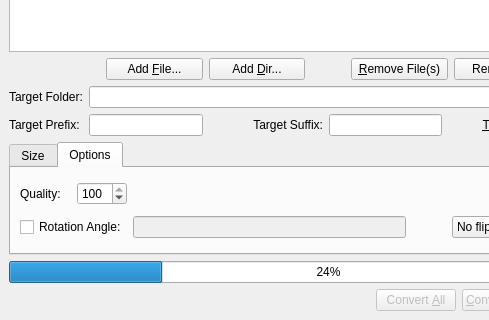
This is dialogs/convertdialog.ui in marek629/SIR as Qt 5 draws it before an edit; both pictures show x 0 to 489 and y 211 to 531 of the 657 by 531 pixel window. The edited form follows.
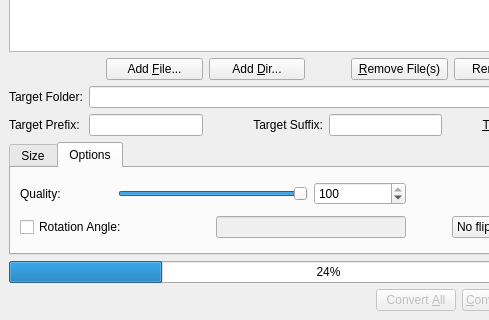
This is the edited form. The open tabs and pages were chosen to show the change. Icons and pictures are not drawn. Custom widgets are drawn as their Qt base class.

Commit message: quality slider added

Patch:
```diff
--- a/dialogs/convertdialog.ui
+++ b/dialogs/convertdialog.ui
@@ -441,27 +441,7 @@
           </property>
          </widget>
         </item>
-        <item row="0" column="1">
-         <widget class="QSpinBox" name="qualitySpinBox">
-          <property name="minimum">
-           <number>1</number>
-          </property>
-          <property name="maximum">
-           <number>100</number>
-          </property>
-          <property name="value">
-           <number>100</number>
-          </property>
-         </widget>
-        </item>
-        <item row="1" column="2">
-         <widget class="QLineEdit" name="rotateLineEdit">
-          <property name="enabled">
-           <bool>false</bool>
-          </property>
-         </widget>
-        </item>
-        <item row="1" column="4">
+        <item row="1" column="5">
          <widget class="QComboBox" name="flipComboBox">
           <item>
            <property name="text">
@@ -485,7 +465,7 @@
           </item>
          </widget>
         </item>
-        <item row="1" column="3">
+        <item row="1" column="4">
          <spacer name="horizontalSpacer_5">
           <property name="orientation">
            <enum>Qt::Horizontal</enum>
@@ -501,6 +481,42 @@
           </property>
          </spacer>
         </item>
+        <item row="1" column="2" colspan="2">
+         <widget class="QLineEdit" name="rotateLineEdit">
+          <property name="enabled">
+           <bool>false</bool>
+          </property>
+         </widget>
+        </item>
+        <item row="0" column="3">
+         <widget class="QSpinBox" name="qualitySpinBox">
+          <property name="minimum">
+           <number>1</number>
+          </property>
+          <property name="maximum">
+           <number>100</number>
+          </property>
+          <property name="value">
+           <number>100</number>
+          </property>
+         </widget>
+        </item>
+        <item row="0" column="1" colspan="2">
+         <widget class="QSlider" name="qualitySlider">
+          <property name="minimum">
+           <number>1</number>
+          </property>
+          <property name="maximum">
+           <number>100</number>
+          </property>
+          <property name="value">
+           <number>100</number>
+          </property>
+          <property name="orientation">
+           <enum>Qt::Horizontal</enum>
+          </property>
+         </widget>
+        </item>
        </layout>
       </widget>
      </widget>
```
Left out of the diff: 226 changed lines with no effect on the pictures. The commit also changes 1 other file.
